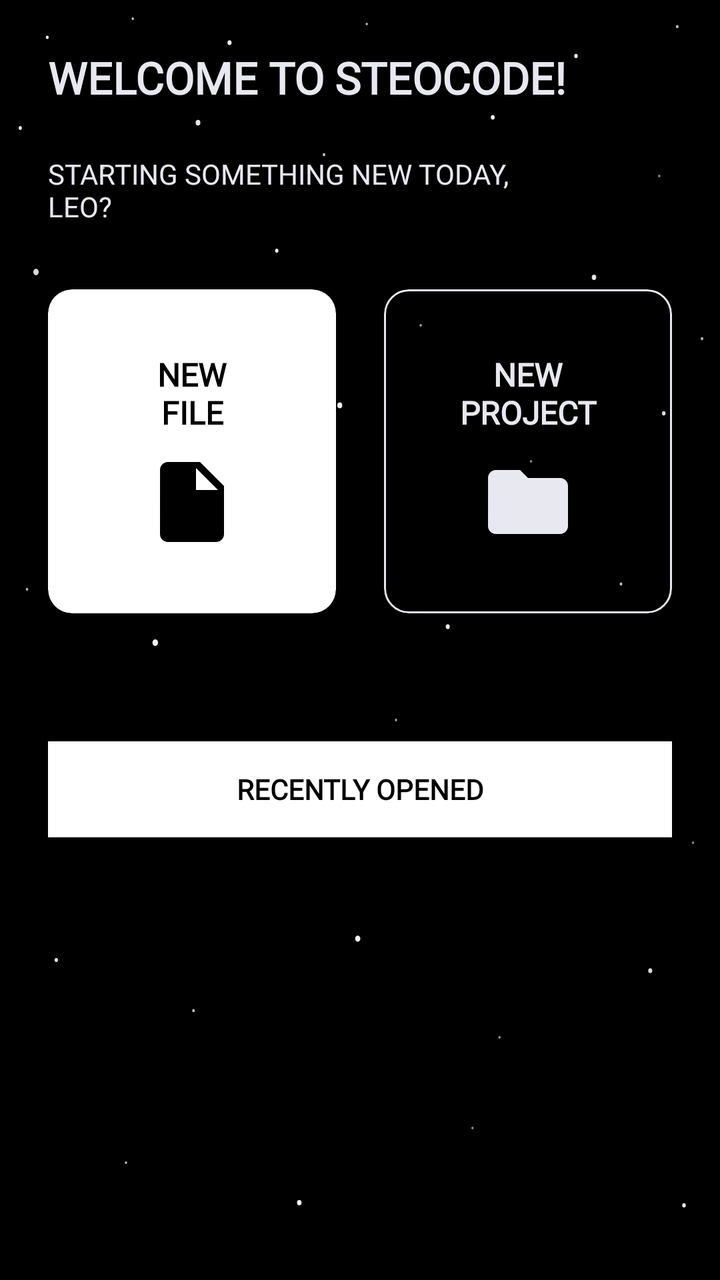
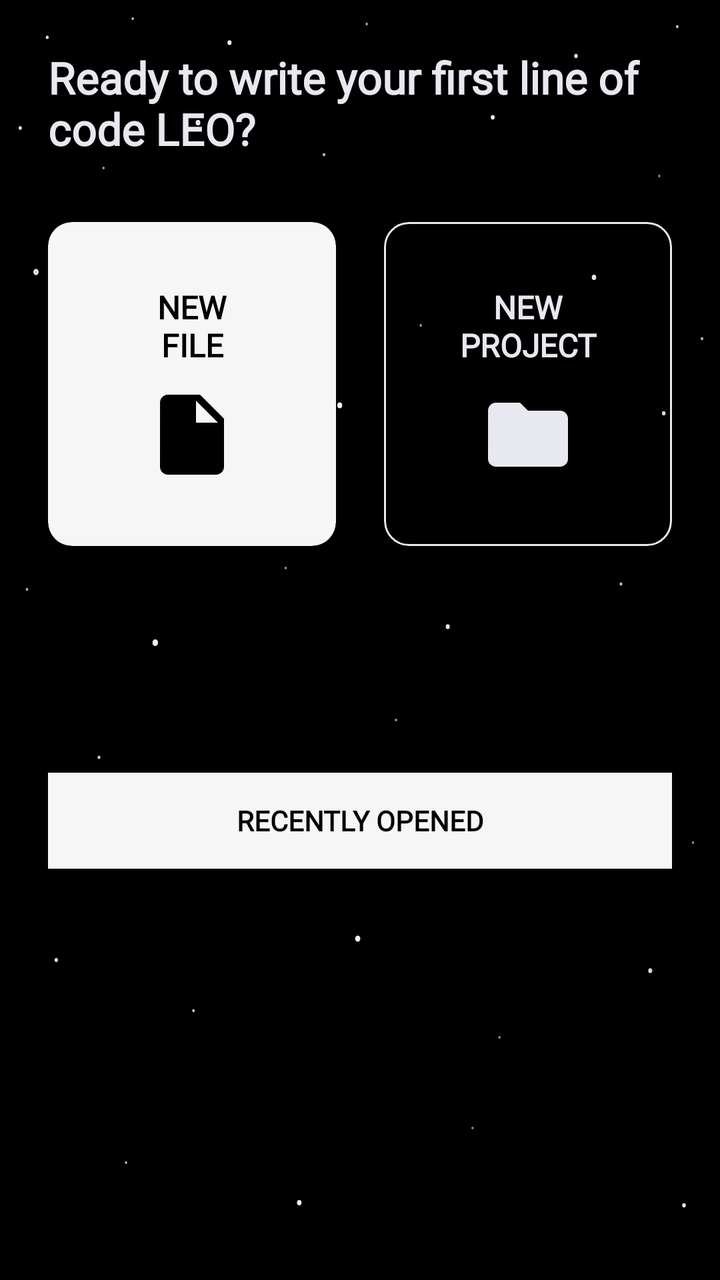

Screens rendered from an Android XML layout before and after an edit, with the pre-edit source and the edit as a unified diff.
<!-- AndroidManifest.xml: application theme Theme.Steotexteditor -->
<!-- res/layout/fragment_home.xml -->
<?xml version="1.0" encoding="utf-8"?>
<LinearLayout xmlns:android="http://schemas.android.com/apk/res/android"
    xmlns:app="http://schemas.android.com/apk/res-auto"
    android:layout_width="match_parent"
    android:layout_height="match_parent"
    android:background="@drawable/starfield_background"
    android:orientation="vertical"
    android:padding="24dp">

    <TextView
        android:layout_width="wrap_content"
        android:layout_height="wrap_content"
        android:fontFamily="@font/silkscreen"
        android:text="WELCOME TO STEOCODE!"
        android:textColor="@color/text_off_white"
        android:textSize="22sp"
        android:textStyle="bold" />

    <TextView
        android:id="@+id/tvGreeting"
        android:layout_width="wrap_content"
        android:layout_height="wrap_content"
        android:layout_marginTop="24dp"
        android:fontFamily="@font/silkscreen"
        android:text="STARTING SOMETHING NEW TODAY,\nLEO?"
        android:textColor="@color/text_off_white"
        android:textSize="14sp" />

    <LinearLayout
        android:layout_width="match_parent"
        android:layout_height="wrap_content"
        android:layout_marginTop="32dp"
        android:orientation="horizontal">

        
        <androidx.cardview.widget.CardView
            android:id="@+id/cardNewFile"
            android:layout_width="0dp"
            android:layout_height="162dp"
            android:layout_marginEnd="12dp"
            android:layout_weight="1"
            app:cardBackgroundColor="@color/editor_white"
            app:cardCornerRadius="12dp"
            app:cardElevation="0dp">

            <LinearLayout
                android:layout_width="match_parent"
                android:layout_height="match_parent"
                android:gravity="center"
                android:orientation="vertical">

                <TextView
                    android:layout_width="wrap_content"
                    android:layout_height="wrap_content"
                    android:fontFamily="@font/silkscreen"
                    android:gravity="center"
                    android:text="NEW\nFILE"
                    android:textColor="@color/button_save_black"
                    android:textSize="16sp"
                    android:textStyle="bold" />

                <ImageView
                    android:layout_width="48dp"
                    android:layout_height="48dp"
                    android:layout_marginTop="10dp"
                    android:src="@drawable/ic_baseline_insert_drive_file_24"
                    app:tint="@color/button_save_black" />

            </LinearLayout>
        </androidx.cardview.widget.CardView>

        
        <androidx.cardview.widget.CardView
            android:id="@+id/cardNewProject"
            android:layout_width="0dp"
            android:layout_height="162dp"
            android:layout_marginStart="12dp"
            android:layout_weight="1"
            app:cardBackgroundColor="@android:color/transparent"
            app:cardCornerRadius="12dp"
            app:cardElevation="0dp">

            
            <FrameLayout
                android:layout_width="match_parent"
                android:layout_height="match_parent"
                android:background="@drawable/card_outline_background">

                <LinearLayout
                    android:layout_width="match_parent"
                    android:layout_height="match_parent"
                    android:gravity="center"
                    android:orientation="vertical">

                    <TextView
                        android:layout_width="wrap_content"
                        android:layout_height="wrap_content"
                        android:fontFamily="@font/silkscreen"
                        android:gravity="center"
                        android:text="NEW\nPROJECT"
                        android:textColor="@color/text_off_white"
                        android:textSize="16sp"
                        android:textStyle="bold" />

                    <ImageView
                        android:layout_width="48dp"
                        android:layout_height="48dp"
                        android:layout_marginTop="10dp"
                        android:src="@drawable/ic_baseline_folder_24"
                        app:tint="@color/text_off_white" />

                </LinearLayout>
            </FrameLayout>
        </androidx.cardview.widget.CardView>

    </LinearLayout>

    <TextView
        android:layout_width="match_parent"
        android:layout_height="48dp"
        android:layout_marginTop="64dp"
        android:background="@color/editor_white"
        android:fontFamily="@font/silkscreen"
        android:gravity="center"
        android:text="RECENTLY OPENED"
        android:textColor="@color/button_save_black"
        android:textSize="14sp"
        android:textStyle="bold" />

    <androidx.recyclerview.widget.RecyclerView
        android:id="@+id/rvRecentFiles"
        android:layout_width="match_parent"
        android:layout_height="0dp"
        android:layout_weight="1"
        android:layout_marginTop="8dp" />

    <TextView
        android:id="@+id/tvNoRecentFiles"
        android:layout_width="match_parent"
        android:layout_height="0dp"
        android:layout_weight="1"
        android:fontFamily="monospace"
        android:gravity="center"
        android:letterSpacing="0.08"
        android:text="No recent files"
        android:textColor="@color/line_number_gray"
        android:textSize="12sp"
        android:visibility="gone" />

</LinearLayout>
<!-- resources referenced by this layout -->
<resources>
  <color name="button_save_black">#000000</color>
  <color name="editor_white">#FFFFFF</color>
  <color name="line_number_gray">#5A5A7A</color>
  <color name="text_off_white">#E8E8F0</color>
  <!-- drawable card_outline_background (drawable) -->
  <?xml version="1.0" encoding="utf-8"?>
  <shape xmlns:android="http://schemas.android.com/apk/res/android">
      <solid android:color="@android:color/transparent" />
      <stroke android:width="1dp" android:color="@color/text_off_white" />
      <corners android:radius="12dp" />
  </shape>
  <!-- drawable ic_baseline_folder_24 (drawable) -->
  <vector xmlns:android="http://schemas.android.com/apk/res/android"
      android:width="24dp"
      android:height="24dp"
      android:viewportWidth="24"
      android:viewportHeight="24">
    <path
        android:fillColor="#FF000000"
        android:pathData="M10,4L4,4c-1.1,0 -1.99,0.9 -1.99,2L2,18c0,1.1 0.9,2 2,2h16c1.1,0 2,-0.9 2,-2L22,8c0,-1.1 -0.9,-2 -2,-2h-8l-2,-2z"/>
  </vector>
  <!-- drawable ic_baseline_insert_drive_file_24 (drawable) -->
  <vector xmlns:android="http://schemas.android.com/apk/res/android"
      android:width="24dp"
      android:height="24dp"
      android:viewportWidth="24"
      android:viewportHeight="24">
    <path
        android:fillColor="#FF000000"
        android:pathData="M6,2c-1.1,0 -1.99,0.9 -1.99,2L4,20c0,1.1 0.89,2 1.99,2L18,22c1.1,0 2,-0.9 2,-2L20,8l-6,-6L6,2zM13,9L13,3.5L18.5,9L13,9z"/>
  </vector>
  <!-- drawable starfield_background: vector/xml drawable (drawable, 6022 chars, omitted) -->
  <style name="Theme.Steotexteditor" parent="Base.Theme.Steotexteditor" />
  <style name="Base.Theme.Steotexteditor" parent="Theme.Material3.DayNight.NoActionBar">
          <item name="android:windowBackground">@color/deep_space_black</item>
          <item name="colorPrimary">@color/primary_accent_purple</item>
          <item name="colorOnSurface">@color/text_off_white</item>
          <item name="android:textColor">@color/text_off_white</item>
          <item name="android:textColorPrimary">@color/text_off_white</item>
          <item name="android:textColorSecondary">@color/icon_tint_soft_white</item>
          <item name="android:statusBarColor">@color/deep_space_black</item>
          <item name="android:navigationBarColor">@color/deep_space_black</item>
          <item name="toolbarStyle">@style/Widget.Steotexteditor.Toolbar</item>
          <item name="actionOverflowButtonStyle">@style/Widget.Steotexteditor.Overflow</item>
          <item name="actionOverflowMenuStyle">@style/DarkPopupMenu</item>
          <item name="android:popupMenuStyle">@style/DarkPopupMenu</item>
      </style>
  <color name="deep_space_black">#0A0A0F</color>
  <color name="primary_accent_purple">#7B2FBE</color>
  <color name="icon_tint_soft_white">#DCDCF0</color>
  <style name="Widget.Steotexteditor.Toolbar" parent="Widget.Material3.Toolbar">
          <item name="android:background">@color/deep_space_black</item>
          <item name="titleTextColor">@color/text_off_white</item>
          <item name="android:theme">@style/ThemeOverlay.Steotexteditor.Toolbar</item>
          <item name="popupTheme">@style/DarkPopupMenu</item>
      </style>
  <style name="Widget.Steotexteditor.Overflow" parent="Widget.AppCompat.ActionButton.Overflow">
          <item name="android:tint">@color/icon_tint_soft_white</item>
      </style>
  <style name="DarkPopupMenu" parent="Widget.AppCompat.PopupMenu">
          <item name="android:popupBackground">#1A1A2E</item>
          <item name="android:textColor">#E8E8F0</item>
      </style>
  <style name="ThemeOverlay.Steotexteditor.Toolbar" parent="ThemeOverlay.Material3.Dark">
          <item name="android:tint">@color/icon_tint_soft_white</item>
          <item name="android:textColorSecondary">@color/icon_tint_soft_white</item>
          <item name="android:textColorPrimary">@color/text_off_white</item>
          <item name="colorControlNormal">@color/icon_tint_soft_white</item>
          <item name="colorControlActivated">@color/primary_accent_purple</item>
      </style>
</resources>

<!-- the commit's change to res/layout/fragment_home.xml (unified diff, before → after) -->
@@ -8,23 +8,14 @@
     android:padding="24dp">
 
     <TextView
+        android:id="@+id/tvHomeHeadline"
         android:layout_width="wrap_content"
         android:layout_height="wrap_content"
         android:fontFamily="@font/silkscreen"
-        android:text="WELCOME TO STEOCODE!"
+        android:text="Ready to write your first line of code LEO?"
         android:textColor="@color/text_off_white"
         android:textSize="22sp"
         android:textStyle="bold" />
-
-    <TextView
-        android:id="@+id/tvGreeting"
-        android:layout_width="wrap_content"
-        android:layout_height="wrap_content"
-        android:layout_marginTop="24dp"
-        android:fontFamily="@font/silkscreen"
-        android:text="STARTING SOMETHING NEW TODAY,\nLEO?"
-        android:textColor="@color/text_off_white"
-        android:textSize="14sp" />
 
     <LinearLayout
         android:layout_width="match_parent"
@@ -115,10 +106,15 @@
 
     </LinearLayout>
 
+    <Space
+        android:layout_width="match_parent"
+        android:layout_height="0dp"
+        android:layout_weight="0.45" />
+
     <TextView
         android:layout_width="match_parent"
         android:layout_height="48dp"
-        android:layout_marginTop="64dp"
+        android:layout_marginTop="16dp"
         android:background="@color/editor_white"
         android:fontFamily="@font/silkscreen"
         android:gravity="center"
@@ -131,18 +127,18 @@
         android:id="@+id/rvRecentFiles"
         android:layout_width="match_parent"
         android:layout_height="0dp"
-        android:layout_weight="1"
+        android:layout_weight="0.8"
         android:layout_marginTop="8dp" />
 
     <TextView
         android:id="@+id/tvNoRecentFiles"
         android:layout_width="match_parent"
         android:layout_height="0dp"
-        android:layout_weight="1"
+        android:layout_weight="0.8"
         android:fontFamily="monospace"
         android:gravity="center"
         android:letterSpacing="0.08"
-        android:text="No recent files"
+        android:text="NO RECENT FILES"
         android:textColor="@color/line_number_gray"
         android:textSize="12sp"
         android:visibility="gone" />
<!-- resource entries referenced after the edit -->
@@ -1,7 +1,7 @@
 <!-- resources referenced by this layout -->
 <resources>
   <color name="button_save_black">#000000</color>
-  <color name="editor_white">#FFFFFF</color>
+  <color name="editor_white">#F6F6F6</color>
   <color name="line_number_gray">#5A5A7A</color>
   <color name="text_off_white">#E8E8F0</color>
   <!-- drawable card_outline_background (drawable) -->
